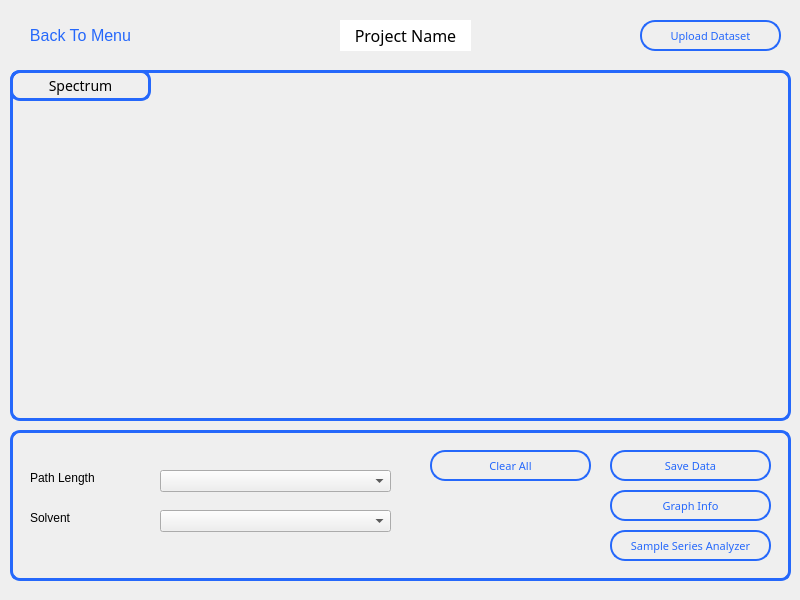
Above: SpectrumAnalyzer/Mainpage.ui from NilushikaSandeepani/189116Research before the change. Below: the same form after it.
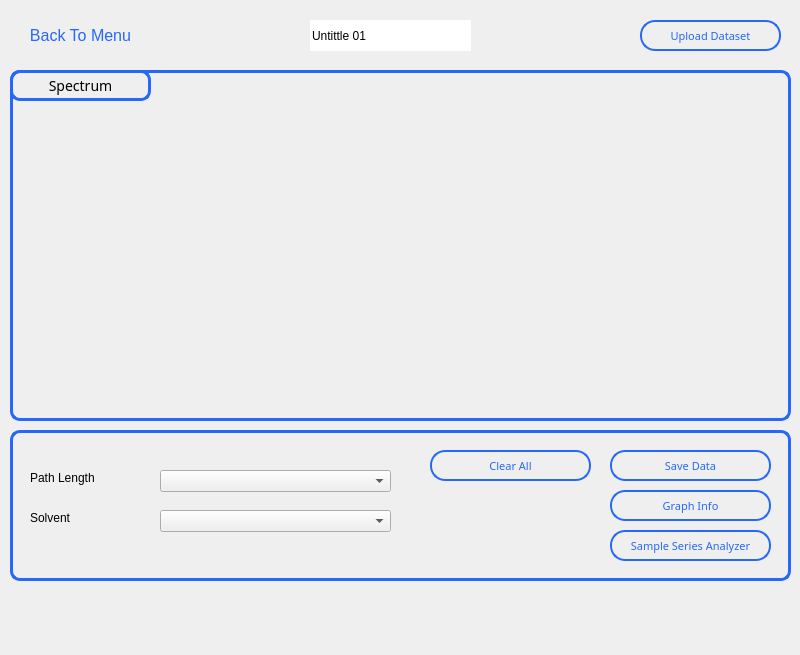
That is the form after the change. Icons and pictures are not drawn. Custom widgets are drawn as their Qt base class.

```diff
--- a/SpectrumAnalyzer/Mainpage.ui
+++ b/SpectrumAnalyzer/Mainpage.ui
@@ -7,7 +7,7 @@
     <x>0</x>
     <y>0</y>
     <width>800</width>
-    <height>600</height>
+    <height>655</height>
    </rect>
   </property>
   <property name="windowTitle">
@@ -25,37 +25,6 @@
    <property name="styleSheet">
     <string notr="true"/>
    </property>
-   <widget class="QTextEdit" name="ProjectName">
-    <property name="geometry">
-     <rect>
-      <x>340</x>
-      <y>10</y>
-      <width>131</width>
-      <height>31</height>
-     </rect>
-    </property>
-    <property name="font">
-     <font>
-      <family>Poppins</family>
-      <pointsize>11</pointsize>
-     </font>
-    </property>
-    <property name="styleSheet">
-     <string notr="true">#ProjectName{
-	border:0px;
-}</string>
-    </property>
-    <property name="html">
-     <string>&lt;!DOCTYPE HTML PUBLIC &quot;-//W3C//DTD HTML 4.0//EN&quot; &quot;http://www.w3.org/TR/REC-html40/strict.dtd&quot;&gt;
-&lt;html&gt;&lt;head&gt;&lt;meta name=&quot;qrichtext&quot; content=&quot;1&quot; /&gt;&lt;meta charset=&quot;utf-8&quot; /&gt;&lt;style type=&quot;text/css&quot;&gt;
-p, li { white-space: pre-wrap; }
-hr { height: 1px; border-width: 0; }
-li.unchecked::marker { content: &quot;\2610&quot;; }
-li.checked::marker { content: &quot;\2612&quot;; }
-&lt;/style&gt;&lt;/head&gt;&lt;body style=&quot; font-family:'Poppins'; font-size:11pt; font-weight:400; font-style:normal;&quot;&gt;
-&lt;p align=&quot;center&quot; style=&quot; margin-top:0px; margin-bottom:0px; margin-left:0px; margin-right:0px; -qt-block-indent:0; text-indent:0px;&quot;&gt;&lt;span style=&quot; font-family:'Segoe UI'; font-size:12pt;&quot;&gt;Project Name&lt;/span&gt;&lt;/p&gt;&lt;/body&gt;&lt;/html&gt;</string>
-    </property>
-   </widget>
    <widget class="QPushButton" name="Upload">
     <property name="geometry">
      <rect>
@@ -119,6 +88,22 @@
      </size>
     </property>
    </widget>
+   <widget class="QLineEdit" name="lineEdit">
+    <property name="geometry">
+     <rect>
+      <x>310</x>
+      <y>10</y>
+      <width>161</width>
+      <height>31</height>
+     </rect>
+    </property>
+    <property name="styleSheet">
+     <string notr="true">border : solid 0px;</string>
+    </property>
+    <property name="text">
+     <string>Untittle 01</string>
+    </property>
+   </widget>
   </widget>
   <widget class="QWidget" name="GraphSlot" native="true">
    <property name="geometry">
```
